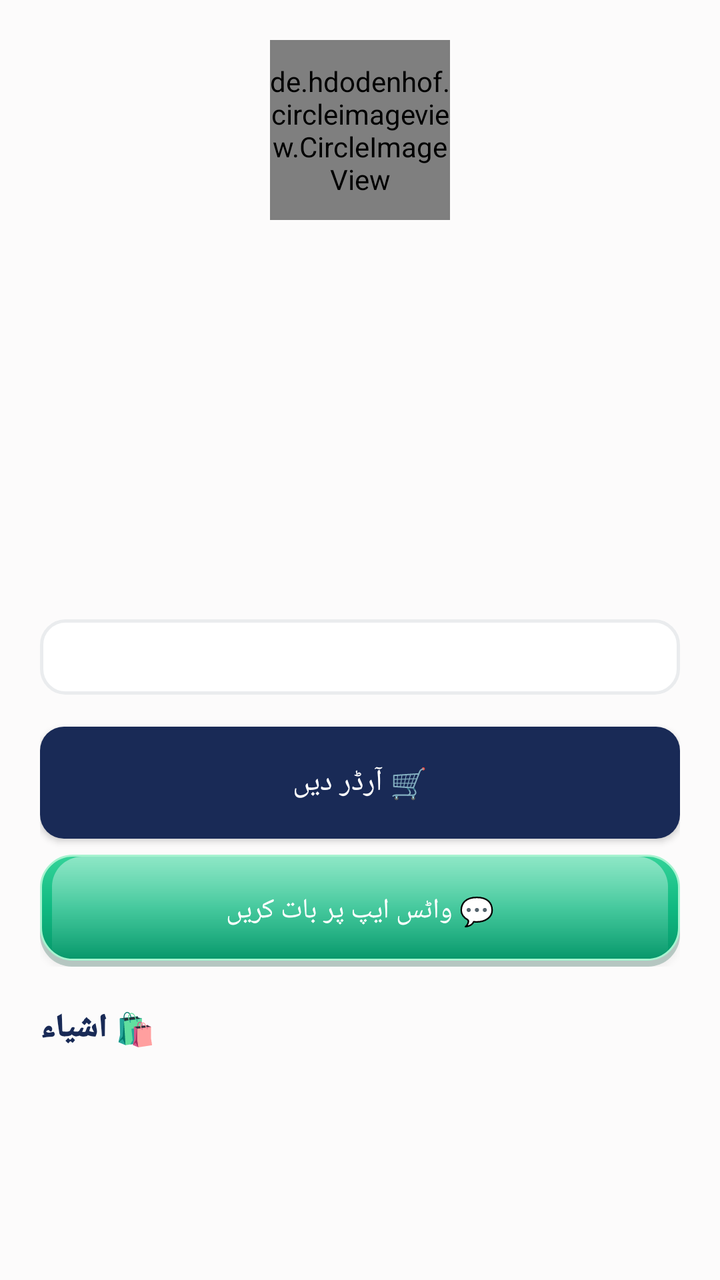
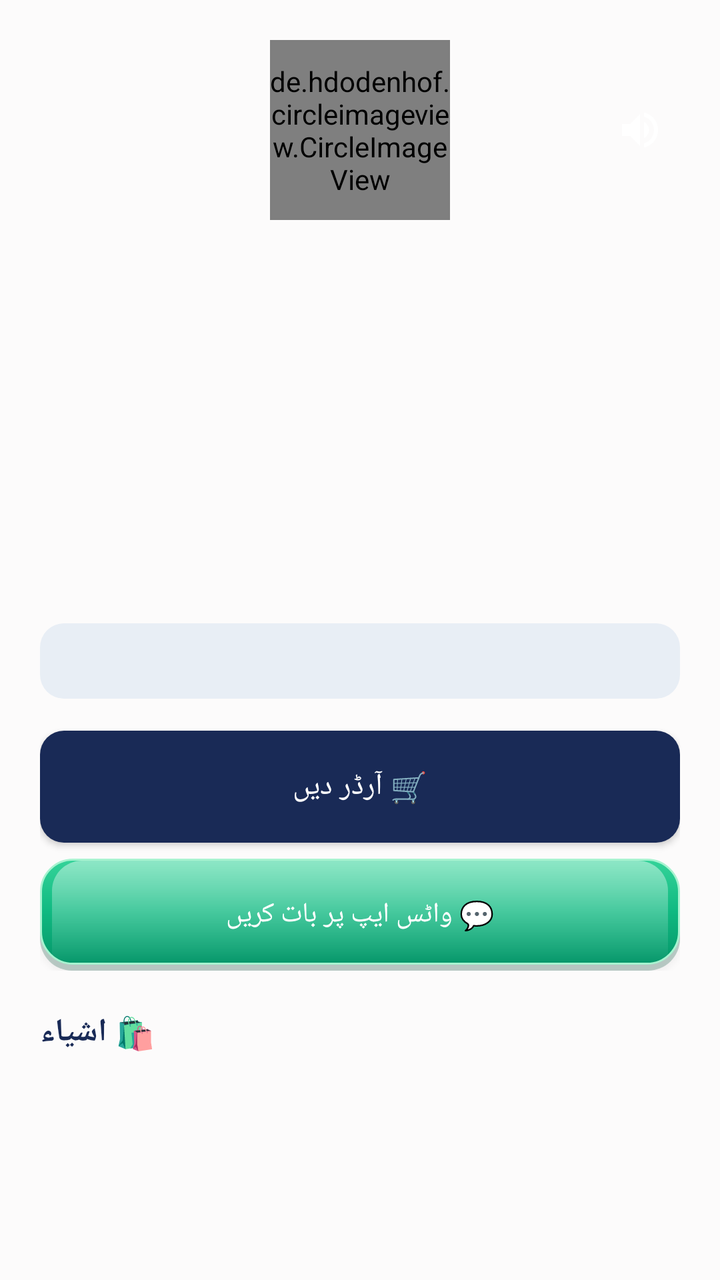

Two renders of the same Android screen: before a commit and after it. Below are the layout's source before the change and the commit's diff.
<!-- AndroidManifest.xml: application theme Theme.SheEmpower -->
<!-- res/layout/activity_seller_profile.xml -->
<?xml version="1.0" encoding="utf-8"?>
<ScrollView xmlns:android="http://schemas.android.com/apk/res/android"
    android:layout_width="match_parent"
    android:layout_height="match_parent"
    android:background="@color/background">

    <LinearLayout
        android:layout_width="match_parent"
        android:layout_height="wrap_content"
        android:orientation="vertical"
        android:padding="20dp">

        <FrameLayout
            android:layout_width="wrap_content"
            android:layout_height="wrap_content"
            android:layout_gravity="center">

            <de.hdodenhof.circleimageview.CircleImageView
                android:id="@+id/ivSellerAvatar"
                android:layout_width="90dp"
                android:layout_height="90dp"
                android:src="@drawable/placeholder_avatar" />

            <ImageView
                android:id="@+id/ivSellerVerifiedBadge"
                android:layout_width="26dp"
                android:layout_height="26dp"
                android:layout_gravity="top|end"
                android:src="@drawable/ic_verified_badge"
                android:visibility="gone"
                android:contentDescription="Verified" />
        </FrameLayout>

        <TextView
            android:id="@+id/tvSellerName"
            android:layout_width="match_parent"
            android:layout_height="wrap_content"
            android:gravity="center"
            android:textSize="20sp"
            android:fontFamily="sans-serif-black"
            android:textColor="@color/text_primary"
            android:layout_marginTop="8dp" />

        <TextView
            android:id="@+id/tvSellerCategory"
            android:layout_width="match_parent"
            android:layout_height="wrap_content"
            android:gravity="center"
            android:textColor="@color/primary"
            android:fontFamily="sans-serif-medium" />

        <TextView
            android:id="@+id/tvSellerCity"
            android:layout_width="match_parent"
            android:layout_height="wrap_content"
            android:gravity="center"
            android:textColor="@color/text_secondary"
            android:fontFamily="sans-serif" />

        <TextView
            android:id="@+id/tvSellerRating"
            android:layout_width="match_parent"
            android:layout_height="wrap_content"
            android:gravity="center"
            android:textColor="@color/star_gold"
            android:layout_marginTop="4dp"
            android:fontFamily="sans-serif-medium" />

        <TextView
            android:id="@+id/tvSellerStatus"
            android:layout_width="match_parent"
            android:layout_height="wrap_content"
            android:gravity="center"
            android:textColor="@color/success_green"
            android:fontFamily="sans-serif-medium" />

        <TextView
            android:id="@+id/tvSellerDeliveryBadge"
            android:layout_width="match_parent"
            android:layout_height="wrap_content"
            android:gravity="center"
            android:layout_marginTop="10dp"
            android:padding="10dp"
            android:fontFamily="sans-serif-medium"
            android:textSize="13sp" />

        <TextView
            android:id="@+id/tvSellerBio"
            android:layout_width="match_parent"
            android:layout_height="wrap_content"
            android:gravity="center"
            android:layout_marginTop="10dp"
            android:textColor="@color/text_primary"
            android:fontFamily="sans-serif" />

        <TextView
            android:id="@+id/tvSellerCapacity"
            android:layout_width="match_parent"
            android:layout_height="wrap_content"
            android:gravity="center"
            android:layout_marginTop="8dp"
            android:textColor="@color/text_primary"
            android:background="@drawable/bg_skeu_input"
            android:padding="10dp"
            android:textSize="13sp"
            android:fontFamily="sans-serif" />

        
        <LinearLayout
            android:id="@+id/layoutBuyerActions"
            android:layout_width="match_parent"
            android:layout_height="wrap_content"
            android:orientation="vertical">

            <Button
                android:id="@+id/btnPlaceOrder"
                android:layout_width="match_parent"
                android:layout_height="56dp"
                android:text="🛒 آرڈر دیں"
                android:textSize="15sp"
                android:fontFamily="sans-serif-medium"
                android:textColor="#FFFFFF"
                android:background="@drawable/bg_skeu_button_primary"
                android:layout_marginTop="16dp" />

            <Button
                android:id="@+id/btnWhatsAppChat"
                android:layout_width="match_parent"
                android:layout_height="56dp"
                android:text="💬 واٹس ایپ پر بات کریں"
                android:textSize="14sp"
                android:fontFamily="sans-serif-medium"
                android:background="@drawable/bg_skeu_button_green"
                android:textColor="#FFFFFF"
                android:layout_marginTop="8dp" />
        </LinearLayout>

        
        <LinearLayout
            android:id="@+id/layoutAdminReview"
            android:layout_width="match_parent"
            android:layout_height="wrap_content"
            android:orientation="vertical"
            android:background="@drawable/bg_skeu_card"
            android:padding="16dp"
            android:layout_marginTop="16dp"
            android:visibility="gone">

            <TextView
                android:layout_width="match_parent"
                android:layout_height="wrap_content"
                android:text="🛡️ ایڈمن — تصدیقی دستاویزات"
                android:textStyle="bold"
                android:fontFamily="sans-serif-black"
                android:textColor="@color/text_primary"
                android:textSize="15sp"
                android:layout_marginBottom="10dp" />

            <Button
                android:id="@+id/btnViewCnic"
                android:layout_width="match_parent"
                android:layout_height="50dp"
                android:text="🖼️ شناختی کارڈ دیکھیں / View CNIC"
                android:textSize="13sp"
                android:fontFamily="sans-serif-medium"
                android:background="@drawable/bg_skeu_button_cream"
                android:textColor="@color/text_primary"
                android:layout_marginBottom="8dp" />

            <Button
                android:id="@+id/btnPlayVoice"
                android:layout_width="match_parent"
                android:layout_height="50dp"
                android:text="🔊 آواز سنیں / Play Voice Sample"
                android:textSize="13sp"
                android:fontFamily="sans-serif-medium"
                android:background="@drawable/bg_skeu_button_cream"
                android:textColor="@color/text_primary"
                android:layout_marginBottom="14dp" />

            <LinearLayout
                android:layout_width="match_parent"
                android:layout_height="wrap_content"
                android:orientation="horizontal">

                <Button
                    android:id="@+id/btnAdminApprove"
                    android:layout_width="0dp"
                    android:layout_height="52dp"
                    android:layout_weight="1"
                    android:text="✅ منظور کریں"
                    android:fontFamily="sans-serif-medium"
                    android:textSize="13sp"
                    android:background="@drawable/bg_skeu_button_green"
                    android:textColor="#FFFFFF" />

                <Button
                    android:id="@+id/btnAdminReject"
                    android:layout_width="0dp"
                    android:layout_height="52dp"
                    android:layout_weight="1"
                    android:layout_marginStart="8dp"
                    android:text="❌ مسترد کریں"
                    android:fontFamily="sans-serif-medium"
                    android:textSize="13sp"
                    android:background="@drawable/bg_skeu_button_red"
                    android:textColor="#FFFFFF" />
            </LinearLayout>
        </LinearLayout>

        <TextView
            android:layout_width="wrap_content"
            android:layout_height="wrap_content"
            android:text="🛍️ اشیاء"
            android:textStyle="bold"
            android:fontFamily="sans-serif-black"
            android:textSize="16sp"
            android:textColor="@color/text_primary"
            android:layout_marginTop="20dp" />

        <androidx.recyclerview.widget.RecyclerView
            android:id="@+id/rvSellerProducts"
            android:layout_width="match_parent"
            android:layout_height="wrap_content"
            android:nestedScrollingEnabled="false"
            android:layout_marginTop="8dp" />

    </LinearLayout>
</ScrollView>
<!-- resources referenced by this layout -->
<resources>
  <color name="background">#FCFBFB</color>
  <color name="primary">#192A56</color>
  <color name="star_gold">#F7D794</color>
  <color name="success_green">#2ECC71</color>
  <color name="text_primary">#192A56</color>
  <color name="text_secondary">#6B7A99</color>
  <!-- drawable bg_skeu_button_cream (drawable) -->
  <?xml version="1.0" encoding="utf-8"?>
  <shape xmlns:android="http://schemas.android.com/apk/res/android"
      android:shape="rectangle">
      <solid android:color="@color/pearl_white" />
      <corners android:radius="12dp" />
      <stroke android:color="@color/champagne" android:width="1dp" />
  </shape>
  <!-- drawable bg_skeu_button_primary (drawable) -->
  <?xml version="1.0" encoding="utf-8"?>
  <shape xmlns:android="http://schemas.android.com/apk/res/android"
      android:shape="rectangle">
      <solid android:color="@color/midnight_navy" />
      <corners android:radius="12dp" />
  </shape>
  <!-- drawable bg_skeu_button_red (drawable) -->
  <?xml version="1.0" encoding="utf-8"?>
  <layer-list xmlns:android="http://schemas.android.com/apk/res/android">
      <item android:top="3dp">
          <shape android:shape="rectangle">
              <solid android:color="#407F1D1D" />
              <corners android:radius="16dp" />
          </shape>
      </item>
      <item android:bottom="3dp">
          <shape android:shape="rectangle">
              <gradient
                  android:startColor="#F87171"
                  android:centerColor="#EF4444"
                  android:endColor="#DC2626"
                  android:angle="270" />
              <stroke android:width="1dp" android:color="#FECACA" />
              <corners android:radius="16dp" />
          </shape>
      </item>
  </layer-list>
  <!-- drawable bg_skeu_card (drawable) -->
  <?xml version="1.0" encoding="utf-8"?>
  <shape xmlns:android="http://schemas.android.com/apk/res/android"
      android:shape="rectangle">
      <solid android:color="@color/white" />
      <corners android:radius="16dp" />
      <stroke android:color="@color/card_border" android:width="1dp" />
  </shape>
  <!-- drawable bg_skeu_input (drawable) -->
  <?xml version="1.0" encoding="utf-8"?>
  <shape xmlns:android="http://schemas.android.com/apk/res/android"
      android:shape="rectangle">
      <solid android:color="@color/white" />
      <corners android:radius="12dp" />
      <stroke android:color="@color/card_border" android:width="1.5dp" />
  </shape>
  <!-- drawable placeholder_avatar (drawable) -->
  <?xml version="1.0" encoding="utf-8"?>
  <shape xmlns:android="http://schemas.android.com/apk/res/android" android:shape="oval">
      <solid android:color="#FFD9E8" />
      <size android:width="200dp" android:height="200dp" />
  </shape>
  <style name="Theme.SheEmpower" parent="Theme.AppCompat.Light.NoActionBar">
          <item name="colorPrimary">@color/primary</item>
          <item name="colorPrimaryDark">@color/primary_dark</item>
          <item name="colorAccent">@color/accent</item>
          <item name="android:windowBackground">@color/background</item>
          <item name="android:colorBackground">@color/background</item>
          <item name="android:textColorPrimary">@color/text_primary</item>
          <item name="android:textColorSecondary">@color/text_secondary</item>
          <item name="android:statusBarColor">@color/primary_dark</item>
      </style>
  <color name="pearl_white">#FCFBFB</color>
  <color name="champagne">#F7D794</color>
  <color name="midnight_navy">#192A56</color>
  <color name="white">#FFFFFF</color>
  <color name="card_border">#EAECEE</color>
  <color name="verified_green">#2ECC71</color>
  <color name="primary_dark">#0F1B3D</color>
  <color name="accent">#F7D794</color>
  <!-- unchanged entries left out for length: 2 -->
</resources>

<!-- the commit's change to res/layout/activity_seller_profile.xml (unified diff, before → after) -->
@@ -8,28 +8,40 @@
         android:layout_width="match_parent"
         android:layout_height="wrap_content"
         android:orientation="vertical"
+        android:background="?android:attr/windowBackground"
         android:padding="20dp">
 
-        <FrameLayout
-            android:layout_width="wrap_content"
-            android:layout_height="wrap_content"
-            android:layout_gravity="center">
+        <RelativeLayout
+            android:layout_width="match_parent"
+            android:layout_height="wrap_content">
 
             <de.hdodenhof.circleimageview.CircleImageView
                 android:id="@+id/ivSellerAvatar"
                 android:layout_width="90dp"
                 android:layout_height="90dp"
+                android:layout_centerHorizontal="true"
                 android:src="@drawable/placeholder_avatar" />
 
             <ImageView
                 android:id="@+id/ivSellerVerifiedBadge"
-                android:layout_width="26dp"
-                android:layout_height="26dp"
-                android:layout_gravity="top|end"
+                android:layout_width="28dp"
+                android:layout_height="28dp"
+                android:layout_alignEnd="@id/ivSellerAvatar"
+                android:layout_alignBottom="@id/ivSellerAvatar"
                 android:src="@drawable/ic_verified_badge"
                 android:visibility="gone"
-                android:contentDescription="Verified" />
-        </FrameLayout>
+                android:contentDescription="Verified Badge" />
+
+            <ImageButton
+                android:id="@+id/btnSpeaker"
+                android:layout_width="40dp"
+                android:layout_height="40dp"
+                android:layout_alignParentEnd="true"
+                android:layout_centerVertical="true"
+                android:background="?attr/selectableItemBackgroundBorderless"
+                android:src="@drawable/ic_speaker"
+                android:contentDescription="Speaker" />
+        </RelativeLayout>
 
         <TextView
             android:id="@+id/tvSellerName"
@@ -37,7 +49,7 @@
             android:layout_height="wrap_content"
             android:gravity="center"
             android:textSize="20sp"
-            android:fontFamily="sans-serif-black"
+            android:textStyle="bold"
             android:textColor="@color/text_primary"
             android:layout_marginTop="8dp" />
 
@@ -47,24 +59,24 @@
             android:layout_height="wrap_content"
             android:gravity="center"
             android:textColor="@color/primary"
-            android:fontFamily="sans-serif-medium" />
+            android:fontFamily="sans-serif-medium"
+            android:textSize="14sp"
+            android:layout_marginTop="2dp" />
 
         <TextView
             android:id="@+id/tvSellerCity"
             android:layout_width="match_parent"
             android:layout_height="wrap_content"
             android:gravity="center"
-            android:textColor="@color/text_secondary"
-            android:fontFamily="sans-serif" />
+            android:textColor="@color/text_secondary" />
 
         <TextView
             android:id="@+id/tvSellerRating"
             android:layout_width="match_parent"
             android:layout_height="wrap_content"
             android:gravity="center"
-            android:textColor="@color/star_gold"
-            android:layout_marginTop="4dp"
-            android:fontFamily="sans-serif-medium" />
+            android:textColor="@color/warning_amber"
+            android:layout_marginTop="4dp" />
 
         <TextView
             android:id="@+id/tvSellerStatus"
@@ -72,8 +84,9 @@
             android:layout_height="wrap_content"
             android:gravity="center"
             android:textColor="@color/success_green"
-            android:fontFamily="sans-serif-medium" />
-
+            android:textStyle="bold" />
+
+        
         <TextView
             android:id="@+id/tvSellerDeliveryBadge"
             android:layout_width="match_parent"
@@ -81,7 +94,7 @@
             android:gravity="center"
             android:layout_marginTop="10dp"
             android:padding="10dp"
-            android:fontFamily="sans-serif-medium"
+            android:textStyle="bold"
             android:textSize="13sp" />
 
         <TextView
@@ -90,8 +103,7 @@
             android:layout_height="wrap_content"
             android:gravity="center"
             android:layout_marginTop="10dp"
-            android:textColor="@color/text_primary"
-            android:fontFamily="sans-serif" />
+            android:textColor="@color/text_secondary" />
 
         <TextView
             android:id="@+id/tvSellerCapacity"
@@ -99,11 +111,10 @@
             android:layout_height="wrap_content"
             android:gravity="center"
             android:layout_marginTop="8dp"
-            android:textColor="@color/text_primary"
-            android:background="@drawable/bg_skeu_input"
+            android:textColor="@color/primary"
+            android:background="@drawable/bg_rounded_pink_light"
             android:padding="10dp"
-            android:textSize="13sp"
-            android:fontFamily="sans-serif" />
+            android:textSize="13sp" />
 
         
         <LinearLayout
@@ -118,9 +129,8 @@
                 android:layout_height="56dp"
                 android:text="🛒 آرڈر دیں"
                 android:textSize="15sp"
-                android:fontFamily="sans-serif-medium"
+                android:background="@drawable/bg_skeu_button_primary"
                 android:textColor="#FFFFFF"
-                android:background="@drawable/bg_skeu_button_primary"
                 android:layout_marginTop="16dp" />
 
             <Button
@@ -129,7 +139,6 @@
                 android:layout_height="56dp"
                 android:text="💬 واٹس ایپ پر بات کریں"
                 android:textSize="14sp"
-                android:fontFamily="sans-serif-medium"
                 android:background="@drawable/bg_skeu_button_green"
                 android:textColor="#FFFFFF"
                 android:layout_marginTop="8dp" />
@@ -141,42 +150,8 @@
             android:layout_width="match_parent"
             android:layout_height="wrap_content"
             android:orientation="vertical"
-            android:background="@drawable/bg_skeu_card"
-            android:padding="16dp"
-            android:layout_marginTop="16dp"
-            android:visibility="gone">
-
-            <TextView
-                android:layout_width="match_parent"
-                android:layout_height="wrap_content"
-                android:text="🛡️ ایڈمن — تصدیقی دستاویزات"
-                android:textStyle="bold"
-                android:fontFamily="sans-serif-black"
-                android:textColor="@color/text_primary"
-                android:textSize="15sp"
-                android:layout_marginBottom="10dp" />
-
-            <Button
-                android:id="@+id/btnViewCnic"
-                android:layout_width="match_parent"
-                android:layout_height="50dp"
-                android:text="🖼️ شناختی کارڈ دیکھیں / View CNIC"
-                android:textSize="13sp"
-                android:fontFamily="sans-serif-medium"
-                android:background="@drawable/bg_skeu_button_cream"
-                android:textColor="@color/text_primary"
-                android:layout_marginBottom="8dp" />
-
-            <Button
-                android:id="@+id/btnPlayVoice"
-                android:layout_width="match_parent"
-                android:layout_height="50dp"
-                android:text="🔊 آواز سنیں / Play Voice Sample"
-                android:textSize="13sp"
-                android:fontFamily="sans-serif-medium"
-                android:background="@drawable/bg_skeu_button_cream"
-                android:textColor="@color/text_primary"
-                android:layout_marginBottom="14dp" />
+            android:visibility="gone"
+            android:layout_marginTop="16dp">
 
             <LinearLayout
                 android:layout_width="match_parent"
@@ -184,27 +159,51 @@
                 android:orientation="horizontal">
 
                 <Button
+                    android:id="@+id/btnViewCnic"
+                    android:layout_width="0dp"
+                    android:layout_height="50dp"
+                    android:layout_weight="1"
+                    android:layout_marginEnd="4dp"
+                    android:text="📄 View CNIC"
+                    android:textSize="13sp" />
+
+                <Button
+                    android:id="@+id/btnPlayVoice"
+                    android:layout_width="0dp"
+                    android:layout_height="50dp"
+                    android:layout_weight="1"
+                    android:layout_marginStart="4dp"
+                    android:text="🎤 Voice Note"
+                    android:textSize="13sp" />
+            </LinearLayout>
+
+            <LinearLayout
+                android:layout_width="match_parent"
+                android:layout_height="wrap_content"
+                android:orientation="horizontal"
+                android:layout_marginTop="8dp">
+
+                <Button
                     android:id="@+id/btnAdminApprove"
                     android:layout_width="0dp"
-                    android:layout_height="52dp"
-                    android:layout_weight="1"
-                    android:text="✅ منظور کریں"
-                    android:fontFamily="sans-serif-medium"
-                    android:textSize="13sp"
-                    android:background="@drawable/bg_skeu_button_green"
-                    android:textColor="#FFFFFF" />
+                    android:layout_height="50dp"
+                    android:layout_weight="1"
+                    android:layout_marginEnd="4dp"
+                    android:backgroundTint="@color/success_green"
+                    android:text="✅ Approve"
+                    android:textColor="#FFFFFF"
+                    android:textSize="13sp" />
 
                 <Button
                     android:id="@+id/btnAdminReject"
                     android:layout_width="0dp"
-                    android:layout_height="52dp"
-                    android:layout_weight="1"
-                    android:layout_marginStart="8dp"
-                    android:text="❌ مسترد کریں"
-                    android:fontFamily="sans-serif-medium"
-                    android:textSize="13sp"
-                    android:background="@drawable/bg_skeu_button_red"
-                    android:textColor="#FFFFFF" />
+                    android:layout_height="50dp"
+                    android:layout_weight="1"
+                    android:layout_marginStart="4dp"
+                    android:backgroundTint="@color/error_red"
+                    android:text="❌ Reject"
+                    android:textColor="#FFFFFF"
+                    android:textSize="13sp" />
             </LinearLayout>
         </LinearLayout>
 
@@ -213,9 +212,8 @@
             android:layout_height="wrap_content"
             android:text="🛍️ اشیاء"
             android:textStyle="bold"
-            android:fontFamily="sans-serif-black"
             android:textSize="16sp"
-            android:textColor="@color/text_primary"
+            android:textColor="@color/primary"
             android:layout_marginTop="20dp" />
 
         <androidx.recyclerview.widget.RecyclerView
<!-- resource entries referenced after the edit -->
@@ -1,18 +1,18 @@
 <!-- resources referenced by this layout -->
 <resources>
   <color name="background">#FCFBFB</color>
+  <color name="error_red">#E74C3C</color>
   <color name="primary">#192A56</color>
-  <color name="star_gold">#F7D794</color>
   <color name="success_green">#2ECC71</color>
   <color name="text_primary">#192A56</color>
   <color name="text_secondary">#6B7A99</color>
-  <!-- drawable bg_skeu_button_cream (drawable) -->
+  <color name="warning_amber">#F39C12</color>
+  <!-- drawable bg_rounded_pink_light (drawable) -->
   <?xml version="1.0" encoding="utf-8"?>
   <shape xmlns:android="http://schemas.android.com/apk/res/android"
       android:shape="rectangle">
-      <solid android:color="@color/pearl_white" />
+      <solid android:color="#E8EEF5" />
       <corners android:radius="12dp" />
-      <stroke android:color="@color/champagne" android:width="1dp" />
   </shape>
   <!-- drawable bg_skeu_button_primary (drawable) -->
   <?xml version="1.0" encoding="utf-8"?>
@@ -21,43 +21,17 @@
       <solid android:color="@color/midnight_navy" />
       <corners android:radius="12dp" />
   </shape>
-  <!-- drawable bg_skeu_button_red (drawable) -->
+  <!-- drawable ic_speaker (drawable) -->
   <?xml version="1.0" encoding="utf-8"?>
-  <layer-list xmlns:android="http://schemas.android.com/apk/res/android">
-      <item android:top="3dp">
-          <shape android:shape="rectangle">
-              <solid android:color="#407F1D1D" />
-              <corners android:radius="16dp" />
-          </shape>
-      </item>
-      <item android:bottom="3dp">
-          <shape android:shape="rectangle">
-              <gradient
-                  android:startColor="#F87171"
-                  android:centerColor="#EF4444"
-                  android:endColor="#DC2626"
-                  android:angle="270" />
-              <stroke android:width="1dp" android:color="#FECACA" />
-              <corners android:radius="16dp" />
-          </shape>
-      </item>
-  </layer-list>
-  <!-- drawable bg_skeu_card (drawable) -->
-  <?xml version="1.0" encoding="utf-8"?>
-  <shape xmlns:android="http://schemas.android.com/apk/res/android"
-      android:shape="rectangle">
-      <solid android:color="@color/white" />
-      <corners android:radius="16dp" />
-      <stroke android:color="@color/card_border" android:width="1dp" />
-  </shape>
-  <!-- drawable bg_skeu_input (drawable) -->
-  <?xml version="1.0" encoding="utf-8"?>
-  <shape xmlns:android="http://schemas.android.com/apk/res/android"
-      android:shape="rectangle">
-      <solid android:color="@color/white" />
-      <corners android:radius="12dp" />
-      <stroke android:color="@color/card_border" android:width="1.5dp" />
-  </shape>
+  <vector xmlns:android="http://schemas.android.com/apk/res/android"
+      android:width="24dp"
+      android:height="24dp"
+      android:viewportWidth="24"
+      android:viewportHeight="24">
+      <path
+          android:fillColor="#FFFFFF"
+          android:pathData="M3,9v6h4l5,5V4L7,9H3zm13.5,3c0-1.77-1.02-3.29-2.5-4.03v8.05c1.48-0.73,2.5-2.25,2.5-4.02zM14,3.23v2.06c2.89,0.86,5,3.54,5,6.71s-2.11,5.85-5,6.71v2.06c4.01-0.91,7-4.49,7-8.77s-2.99-7.86-7-8.77z"/>
+  </vector>
   <!-- drawable placeholder_avatar (drawable) -->
   <?xml version="1.0" encoding="utf-8"?>
   <shape xmlns:android="http://schemas.android.com/apk/res/android" android:shape="oval">
@@ -74,11 +48,7 @@
           <item name="android:textColorSecondary">@color/text_secondary</item>
           <item name="android:statusBarColor">@color/primary_dark</item>
       </style>
-  <color name="pearl_white">#FCFBFB</color>
-  <color name="champagne">#F7D794</color>
   <color name="midnight_navy">#192A56</color>
-  <color name="white">#FFFFFF</color>
-  <color name="card_border">#EAECEE</color>
   <color name="verified_green">#2ECC71</color>
   <color name="primary_dark">#0F1B3D</color>
   <color name="accent">#F7D794</color>
